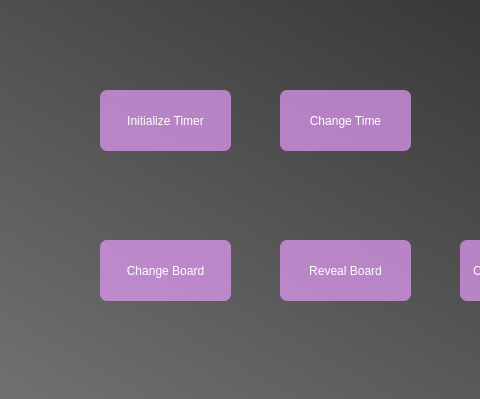
itaybiran/MinesweeperCheats-Client, file gui/cheats_widget.ui: the form before one commit; both pictures show x 0 to 480 and y 0 to 399 of the 699 by 399 pixel window.
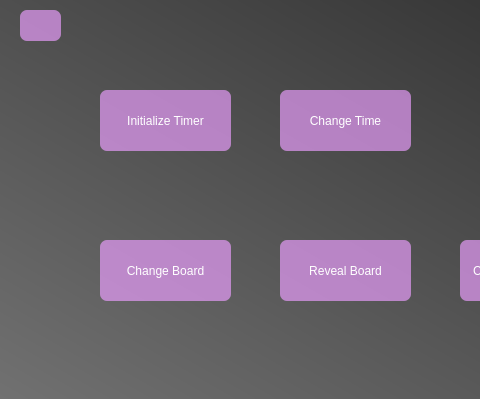
The form after the commit.

```diff
--- a/gui/cheats_widget.ui
+++ b/gui/cheats_widget.ui
@@ -2363,6 +2363,528 @@
      <string>Change Board</string>
     </property>
    </widget>
+   <widget class="QPushButton" name="MultiplayerButton">
+    <property name="geometry">
+     <rect>
+      <x>20</x>
+      <y>10</y>
+      <width>41</width>
+      <height>31</height>
+     </rect>
+    </property>
+    <property name="palette">
+     <palette>
+      <active>
+       <colorrole role="WindowText">
+        <brush brushstyle="SolidPattern">
+         <color alpha="255">
+          <red>255</red>
+          <green>255</green>
+          <blue>255</blue>
+         </color>
+        </brush>
+       </colorrole>
+       <colorrole role="Button">
+        <brush brushstyle="SolidPattern">
+         <color alpha="170">
+          <red>236</red>
+          <green>158</green>
+          <blue>255</blue>
+         </color>
+        </brush>
+       </colorrole>
+       <colorrole role="Light">
+        <brush brushstyle="SolidPattern">
+         <color alpha="255">
+          <red>234</red>
+          <green>243</green>
+          <blue>255</blue>
+         </color>
+        </brush>
+       </colorrole>
+       <colorrole role="Midlight">
+        <brush brushstyle="SolidPattern">
+         <color alpha="255">
+          <red>170</red>
+          <green>204</green>
+          <blue>255</blue>
+         </color>
+        </brush>
+       </colorrole>
+       <colorrole role="Dark">
+        <brush brushstyle="SolidPattern">
+         <color alpha="255">
+          <red>53</red>
+          <green>83</green>
+          <blue>127</blue>
+         </color>
+        </brush>
+       </colorrole>
+       <colorrole role="Mid">
+        <brush brushstyle="SolidPattern">
+         <color alpha="255">
+          <red>70</red>
+          <green>111</green>
+          <blue>170</blue>
+         </color>
+        </brush>
+       </colorrole>
+       <colorrole role="Text">
+        <brush brushstyle="SolidPattern">
+         <color alpha="255">
+          <red>255</red>
+          <green>255</green>
+          <blue>255</blue>
+         </color>
+        </brush>
+       </colorrole>
+       <colorrole role="BrightText">
+        <brush brushstyle="SolidPattern">
+         <color alpha="255">
+          <red>255</red>
+          <green>255</green>
+          <blue>255</blue>
+         </color>
+        </brush>
+       </colorrole>
+       <colorrole role="ButtonText">
+        <brush brushstyle="SolidPattern">
+         <color alpha="255">
+          <red>255</red>
+          <green>255</green>
+          <blue>255</blue>
+         </color>
+        </brush>
+       </colorrole>
+       <colorrole role="Base">
+        <brush brushstyle="SolidPattern">
+         <color alpha="170">
+          <red>236</red>
+          <green>158</green>
+          <blue>255</blue>
+         </color>
+        </brush>
+       </colorrole>
+       <colorrole role="Window">
+        <brush brushstyle="SolidPattern">
+         <color alpha="170">
+          <red>236</red>
+          <green>158</green>
+          <blue>255</blue>
+         </color>
+        </brush>
+       </colorrole>
+       <colorrole role="Shadow">
+        <brush brushstyle="SolidPattern">
+         <color alpha="255">
+          <red>0</red>
+          <green>0</green>
+          <blue>0</blue>
+         </color>
+        </brush>
+       </colorrole>
+       <colorrole role="Highlight">
+        <brush brushstyle="SolidPattern">
+         <color alpha="255">
+          <red>49</red>
+          <green>179</green>
+          <blue>215</blue>
+         </color>
+        </brush>
+       </colorrole>
+       <colorrole role="AlternateBase">
+        <brush brushstyle="SolidPattern">
+         <color alpha="255">
+          <red>180</red>
+          <green>210</green>
+          <blue>255</blue>
+         </color>
+        </brush>
+       </colorrole>
+       <colorrole role="ToolTipBase">
+        <brush brushstyle="SolidPattern">
+         <color alpha="255">
+          <red>255</red>
+          <green>255</green>
+          <blue>220</blue>
+         </color>
+        </brush>
+       </colorrole>
+       <colorrole role="ToolTipText">
+        <brush brushstyle="SolidPattern">
+         <color alpha="255">
+          <red>0</red>
+          <green>0</green>
+          <blue>0</blue>
+         </color>
+        </brush>
+       </colorrole>
+      </active>
+      <inactive>
+       <colorrole role="WindowText">
+        <brush brushstyle="SolidPattern">
+         <color alpha="255">
+          <red>255</red>
+          <green>255</green>
+          <blue>255</blue>
+         </color>
+        </brush>
+       </colorrole>
+       <colorrole role="Button">
+        <brush brushstyle="SolidPattern">
+         <color alpha="170">
+          <red>236</red>
+          <green>158</green>
+          <blue>255</blue>
+         </color>
+        </brush>
+       </colorrole>
+       <colorrole role="Light">
+        <brush brushstyle="SolidPattern">
+         <color alpha="255">
+          <red>234</red>
+          <green>243</green>
+          <blue>255</blue>
+         </color>
+        </brush>
+       </colorrole>
+       <colorrole role="Midlight">
+        <brush brushstyle="SolidPattern">
+         <color alpha="255">
+          <red>170</red>
+          <green>204</green>
+          <blue>255</blue>
+         </color>
+        </brush>
+       </colorrole>
+       <colorrole role="Dark">
+        <brush brushstyle="SolidPattern">
+         <color alpha="255">
+          <red>53</red>
+          <green>83</green>
+          <blue>127</blue>
+         </color>
+        </brush>
+       </colorrole>
+       <colorrole role="Mid">
+        <brush brushstyle="SolidPattern">
+         <color alpha="255">
+          <red>70</red>
+          <green>111</green>
+          <blue>170</blue>
+         </color>
+        </brush>
+       </colorrole>
+       <colorrole role="Text">
+        <brush brushstyle="SolidPattern">
+         <color alpha="255">
+          <red>255</red>
+          <green>255</green>
+          <blue>255</blue>
+         </color>
+        </brush>
+       </colorrole>
+       <colorrole role="BrightText">
+        <brush brushstyle="SolidPattern">
+         <color alpha="255">
+          <red>255</red>
+          <green>255</green>
+          <blue>255</blue>
+         </color>
+        </brush>
+       </colorrole>
+       <colorrole role="ButtonText">
+        <brush brushstyle="SolidPattern">
+         <color alpha="255">
+          <red>255</red>
+          <green>255</green>
+          <blue>255</blue>
+         </color>
+        </brush>
+       </colorrole>
+       <colorrole role="Base">
+        <brush brushstyle="SolidPattern">
+         <color alpha="170">
+          <red>236</red>
+          <green>158</green>
+          <blue>255</blue>
+         </color>
+        </brush>
+       </colorrole>
+       <colorrole role="Window">
+        <brush brushstyle="SolidPattern">
+         <color alpha="170">
+          <red>236</red>
+          <green>158</green>
+          <blue>255</blue>
+         </color>
+        </brush>
+       </colorrole>
+       <colorrole role="Shadow">
+        <brush brushstyle="SolidPattern">
+         <color alpha="255">
+          <red>0</red>
+          <green>0</green>
+          <blue>0</blue>
+         </color>
+        </brush>
+       </colorrole>
+       <colorrole role="Highlight">
+        <brush brushstyle="SolidPattern">
+         <color alpha="255">
+          <red>49</red>
+          <green>179</green>
+          <blue>215</blue>
+         </color>
+        </brush>
+       </colorrole>
+       <colorrole role="AlternateBase">
+        <brush brushstyle="SolidPattern">
+         <color alpha="255">
+          <red>180</red>
+          <green>210</green>
+          <blue>255</blue>
+         </color>
+        </brush>
+       </colorrole>
+       <colorrole role="ToolTipBase">
+        <brush brushstyle="SolidPattern">
+         <color alpha="255">
+          <red>255</red>
+          <green>255</green>
+          <blue>220</blue>
+         </color>
+        </brush>
+       </colorrole>
+       <colorrole role="ToolTipText">
+        <brush brushstyle="SolidPattern">
+         <color alpha="255">
+          <red>0</red>
+          <green>0</green>
+          <blue>0</blue>
+         </color>
+        </brush>
+       </colorrole>
+      </inactive>
+      <disabled>
+       <colorrole role="WindowText">
+        <brush brushstyle="SolidPattern">
+         <color alpha="255">
+          <red>255</red>
+          <green>255</green>
+          <blue>255</blue>
+         </color>
+        </brush>
+       </colorrole>
+       <colorrole role="Button">
+        <brush brushstyle="SolidPattern">
+         <color alpha="170">
+          <red>236</red>
+          <green>158</green>
+          <blue>255</blue>
+         </color>
+        </brush>
+       </colorrole>
+       <colorrole role="Light">
+        <brush brushstyle="SolidPattern">
+         <color alpha="255">
+          <red>234</red>
+          <green>243</green>
+          <blue>255</blue>
+         </color>
+        </brush>
+       </colorrole>
+       <colorrole role="Midlight">
+        <brush brushstyle="SolidPattern">
+         <color alpha="255">
+          <red>170</red>
+          <green>204</green>
+          <blue>255</blue>
+         </color>
+        </brush>
+       </colorrole>
+       <colorrole role="Dark">
+        <brush brushstyle="SolidPattern">
+         <color alpha="255">
+          <red>53</red>
+          <green>83</green>
+          <blue>127</blue>
+         </color>
+        </brush>
+       </colorrole>
+       <colorrole role="Mid">
+        <brush brushstyle="SolidPattern">
+         <color alpha="255">
+          <red>70</red>
+          <green>111</green>
+          <blue>170</blue>
+         </color>
+        </brush>
+       </colorrole>
+       <colorrole role="Text">
+        <brush brushstyle="SolidPattern">
+         <color alpha="255">
+          <red>255</red>
+          <green>255</green>
+          <blue>255</blue>
+         </color>
+        </brush>
+       </colorrole>
+       <colorrole role="BrightText">
+        <brush brushstyle="SolidPattern">
+         <color alpha="255">
+          <red>255</red>
+          <green>255</green>
+          <blue>255</blue>
+         </color>
+        </brush>
+       </colorrole>
+       <colorrole role="ButtonText">
+        <brush brushstyle="SolidPattern">
+         <color alpha="255">
+          <red>255</red>
+          <green>255</green>
+          <blue>255</blue>
+         </color>
+        </brush>
+       </colorrole>
+       <colorrole role="Base">
+        <brush brushstyle="SolidPattern">
+         <color alpha="170">
+          <red>236</red>
+          <green>158</green>
+          <blue>255</blue>
+         </color>
+        </brush>
+       </colorrole>
+       <colorrole role="Window">
+        <brush brushstyle="SolidPattern">
+         <color alpha="170">
+          <red>236</red>
+          <green>158</green>
+          <blue>255</blue>
+         </color>
+        </brush>
+       </colorrole>
+       <colorrole role="Shadow">
+        <brush brushstyle="SolidPattern">
+         <color alpha="255">
+          <red>0</red>
+          <green>0</green>
+          <blue>0</blue>
+         </color>
+        </brush>
+       </colorrole>
+       <colorrole role="Highlight">
+        <brush brushstyle="SolidPattern">
+         <color alpha="255">
+          <red>0</red>
+          <green>120</green>
+          <blue>215</blue>
+         </color>
+        </brush>
+       </colorrole>
+       <colorrole role="AlternateBase">
+        <brush brushstyle="SolidPattern">
+         <color alpha="255">
+          <red>106</red>
+          <green>166</green>
+          <blue>255</blue>
+         </color>
+        </brush>
+       </colorrole>
+       <colorrole role="ToolTipBase">
+        <brush brushstyle="SolidPattern">
+         <color alpha="255">
+          <red>255</red>
+          <green>255</green>
+          <blue>220</blue>
+         </color>
+        </brush>
+       </colorrole>
+       <colorrole role="ToolTipText">
+        <brush brushstyle="SolidPattern">
+         <color alpha="255">
+          <red>0</red>
+          <green>0</green>
+          <blue>0</blue>
+         </color>
+        </brush>
+       </colorrole>
+      </disabled>
+     </palette>
+    </property>
+    <property name="cursor">
+     <cursorShape>ClosedHandCursor</cursorShape>
+    </property>
+    <property name="styleSheet">
+     <string notr="true">background-color:rgba(236, 158, 255, 170);
+border-radius:7px;
+color: white;</string>
+    </property>
+    <property name="text">
+     <string/>
+    </property>
+   </widget>
+   <widget class="QLabel" name="NameLabel">
+    <property name="geometry">
+     <rect>
+      <x>280</x>
+      <y>20</y>
+      <width>121</width>
+      <height>31</height>
+     </rect>
+    </property>
+    <property name="font">
+     <font>
+      <pointsize>16</pointsize>
+     </font>
+    </property>
+    <property name="styleSheet">
+     <string notr="true">background-color:transparent;
+color:white;</string>
+    </property>
+    <property name="text">
+     <string/>
+    </property>
+    <property name="alignment">
+     <set>Qt::AlignCenter</set>
+    </property>
+   </widget>
+   <widget class="QLabel" name="RankLabel">
+    <property name="geometry">
+     <rect>
+      <x>580</x>
+      <y>10</y>
+      <width>111</width>
+      <height>20</height>
+     </rect>
+    </property>
+    <property name="styleSheet">
+     <string notr="true">background-color:transparent;
+color:white;</string>
+    </property>
+    <property name="text">
+     <string/>
+    </property>
+   </widget>
+   <widget class="QLabel" name="XpLabel">
+    <property name="geometry">
+     <rect>
+      <x>580</x>
+      <y>30</y>
+      <width>111</width>
+      <height>20</height>
+     </rect>
+    </property>
+    <property name="styleSheet">
+     <string notr="true">background-color:transparent;
+color:white;</string>
+    </property>
+    <property name="text">
+     <string/>
+    </property>
+   </widget>
   </widget>
  </widget>
  <resources/>
```
Left out of the diff: 2 changed lines with no effect on the pictures.
